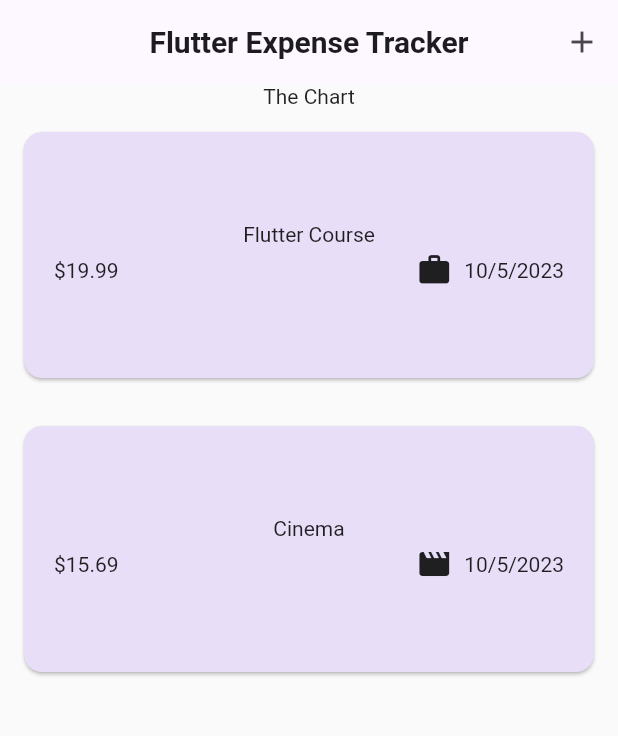
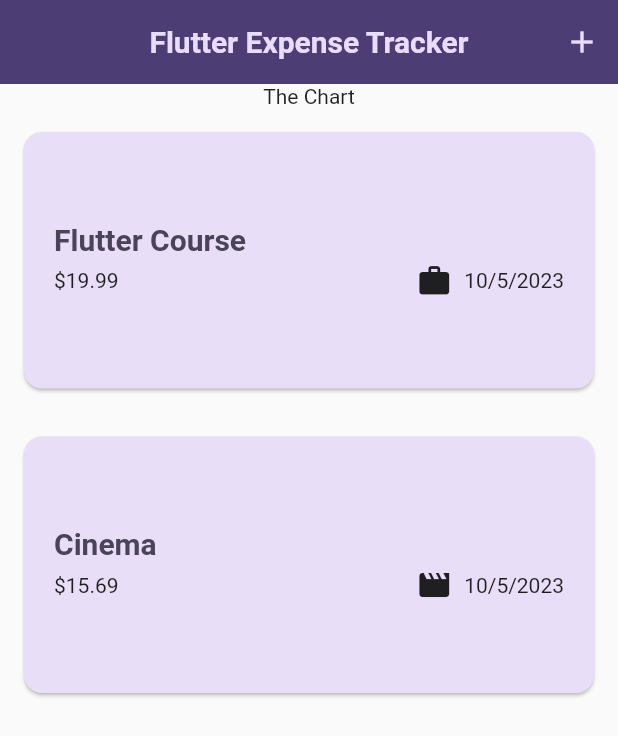
Before and after one commit to himanshuchaurasiya24/FlutterDevelopment, a Flutter app: the screen it shows after launch, on a phone screen of 412 x 824 dp. Shown: the top 736 px of the screen. Run offline on Flutter 3.47's test engine with Material 2 defaults, Android fonts, the phone set to English and light mode, and no system bars; our stand-ins replace cloud_firestore, firebase_auth, firebase_core, firebase_storage, flutter_svg, get and 5 more; accounts and stored records are empty; project files that could hold a hidden picture were left out.

Commit message:
starting of vid 129

```diff
--- a/expense_tracker/lib/widget/expense_list/expense_item.dart
+++ b/expense_tracker/lib/widget/expense_list/expense_item.dart
@@ -11,8 +11,12 @@ class ExpenseItem extends StatelessWidget {
       child: Padding(
           padding: const EdgeInsets.symmetric(horizontal: 20, vertical: 60),
           child: Column(
+            crossAxisAlignment: CrossAxisAlignment.start,
             children: [
-              Text(expense.title),
+              Text(
+                expense.title,
+                style: Theme.of(context).textTheme.titleLarge,
+              ),
               const SizedBox(
                 height: 4,
               ),
--- a/expense_tracker/lib/widget/expense_list/expenses_list.dart
+++ b/expense_tracker/lib/widget/expense_list/expenses_list.dart
@@ -12,6 +12,35 @@ class ExpensesList extends StatelessWidget {
     return ListView.builder(
         itemCount: expenses.length,
         itemBuilder: (context, index) => Dismissible(
+            background: Padding(
+              padding: const EdgeInsets.symmetric(vertical: 16.0),
+              child: Container(
+                  margin: const EdgeInsets.symmetric(horizontal: 16),
+                  decoration: BoxDecoration(
+                    color: Theme.of(context).colorScheme.error,
+                    borderRadius: BorderRadius.circular(16),
+                  ),
+                  child: const Stack(
+                    children: [
+                      Positioned(
+                        top: 50,
+                        left: 30,
+                        child: Icon(
+                          Icons.delete_forever_outlined,
+                          size: 64,
+                        ),
+                      ),
+                      Positioned(
+                        top: 50,
+                        right: 30,
+                        child: Icon(
+                          Icons.delete_forever_outlined,
+                          size: 64,
+                        ),
+                      ),
+                    ],
+                  )),
+            ),
             onDismissed: (direction) {
               onRemoveExpense(expenses[index]);
             },
```
Also changed, not shown: expense_tracker/lib/main.dart (+29 -12 lines), expense_tracker/lib/models/expense.dart (+17 -0 lines).
